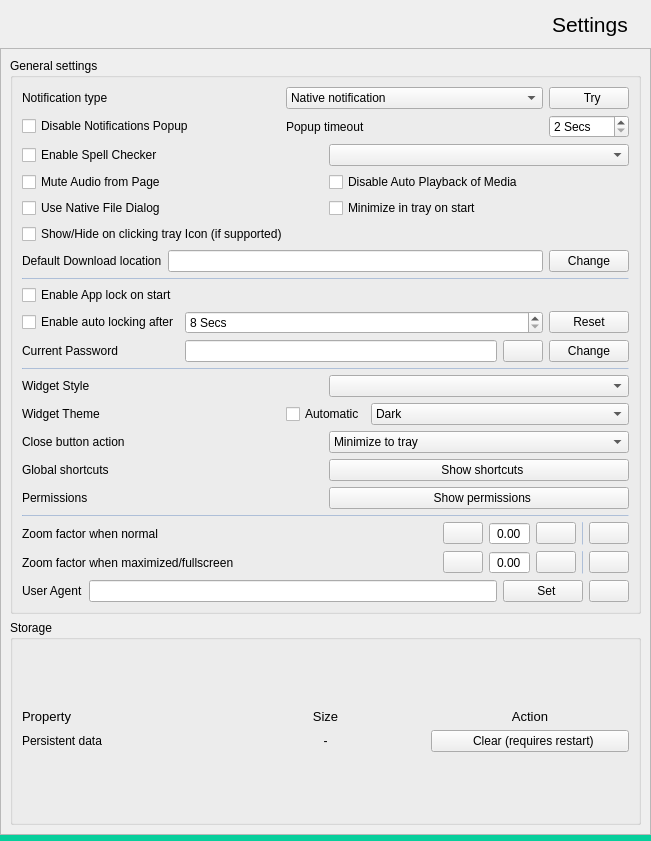
Above: src/settingswidget.ui from henrik092/whatsie before the change. Below: the same form after it.
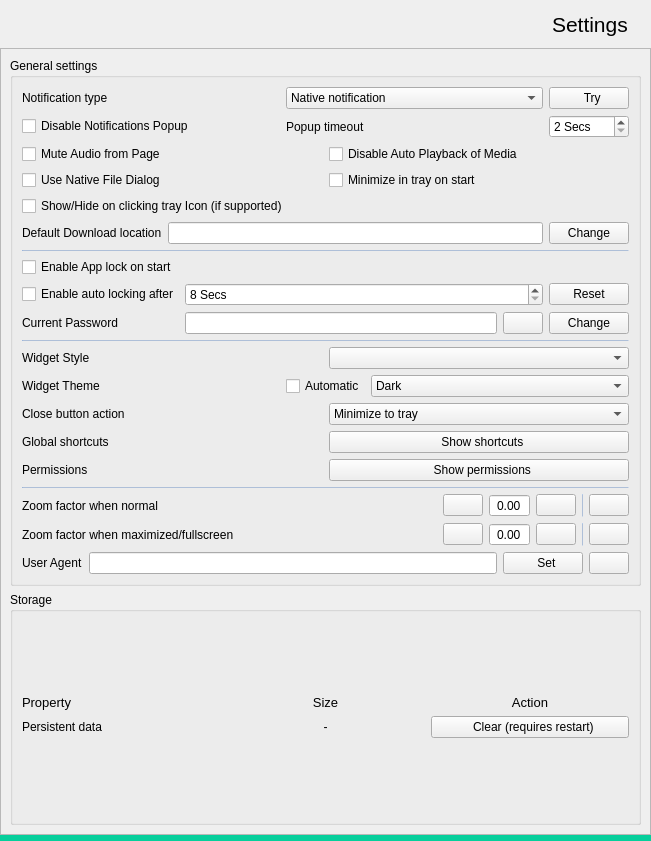
That is the form after the change. Icons and pictures are not drawn.

Commit message: chore: remove custom spell check dictionary handling and related UI

Diff of the .ui file:
```diff
--- a/src/settingswidget.ui
+++ b/src/settingswidget.ui
@@ -323,13 +323,6 @@
           </item>
           <item row="1" column="0">
            <layout class="QGridLayout" name="gridLayout">
-            <item row="1" column="1">
-             <widget class="QComboBox" name="dictComboBox">
-              <property name="toolTip">
-               <string>Spell checker Language</string>
-              </property>
-             </widget>
-            </item>
             <item row="3" column="0">
              <widget class="QCheckBox" name="useNativeFileDialog">
               <property name="text">
@@ -351,13 +344,6 @@
               </property>
              </widget>
             </item>
-            <item row="1" column="0">
-             <widget class="QCheckBox" name="enableSpellCheck">
-              <property name="text">
-               <string>Enable Spell Checker</string>
-              </property>
-             </widget>
-            </item>
             <item row="3" column="1">
              <widget class="QCheckBox" name="startMinimized">
               <property name="text">
```
The commit also changes 9 other files.
